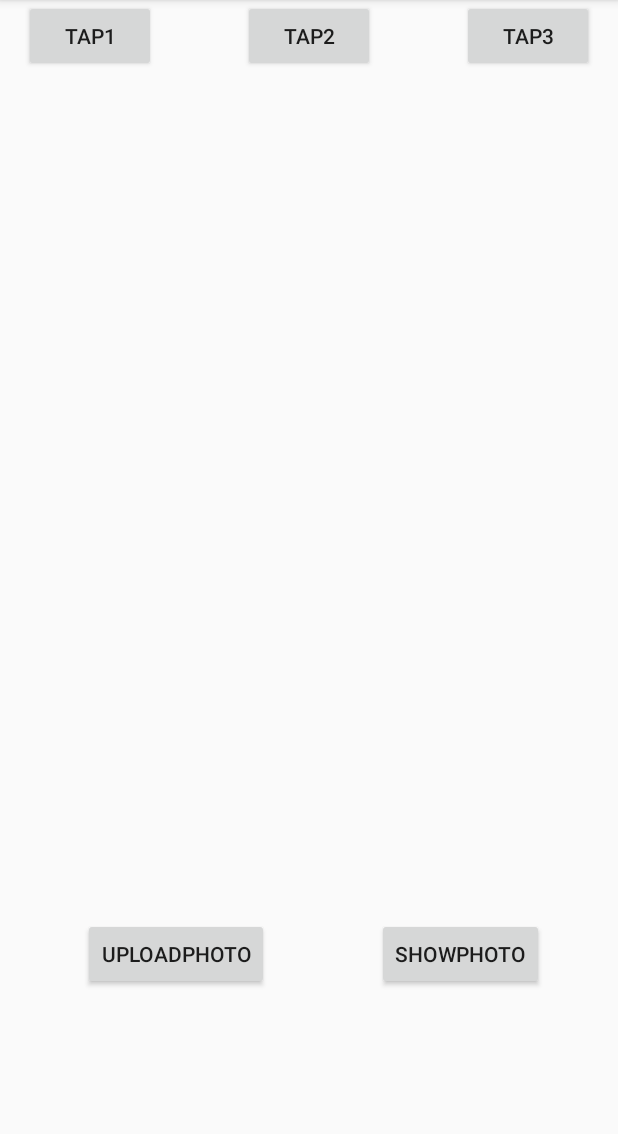
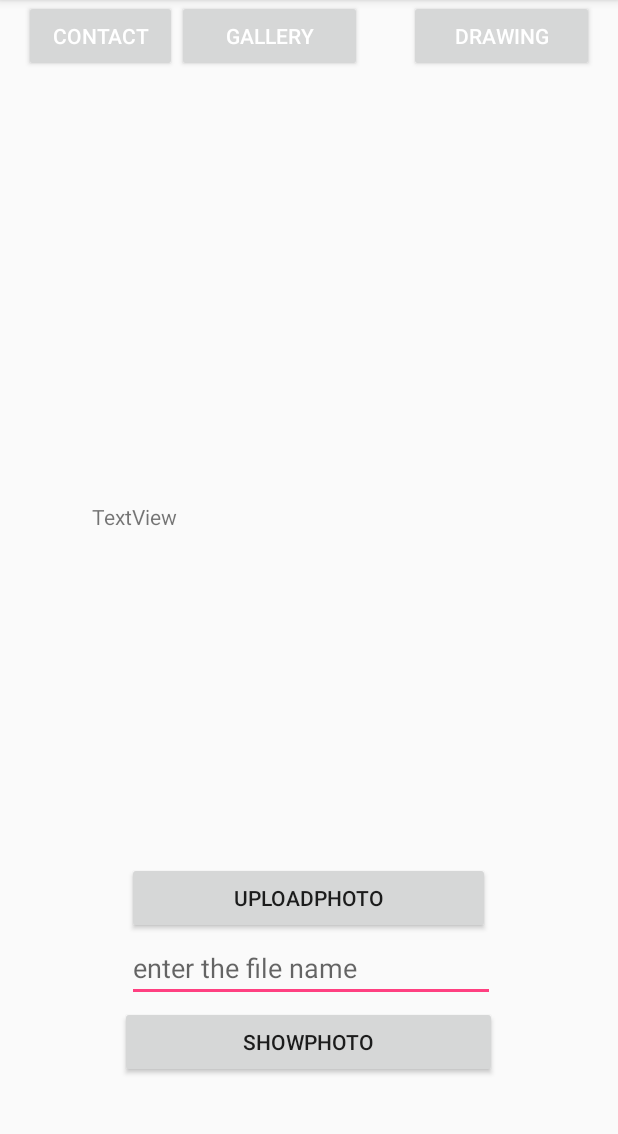
Before and after one commit to jominjimail/2018_Summer_Mad_Week2, an Android app: the tap1Activity screen opened directly, with no data from a screen before it, on a phone screen of 412 x 824 dp, the part 84-1218 px from its top. Run offline under Robolectric (Android 15) with nearby library versions, the phone set to English and light mode, and no system bars; our stand-ins replace Firebase (no records; nobody signed in at launch, a user with empty details on screens opened directly).

Commit message:
photo upload implementation completed
photo upload implementation completed

```diff
--- a/facebook_login/app/src/main/java/com/example/q/madcamp_week2/tap1Activity.java
+++ b/facebook_login/app/src/main/java/com/example/q/madcamp_week2/tap1Activity.java
@@ -10,6 +10,7 @@ import android.graphics.BitmapFactory;
 import android.net.Uri;
 import android.os.Build;
 import android.os.Bundle;
+import android.os.Environment;
 import android.provider.ContactsContract;
 import android.provider.MediaStore;
 import android.support.annotation.NonNull;
@@ -20,6 +21,7 @@ import android.view.View;
 import android.widget.AdapterView;
 import android.widget.ArrayAdapter;
 import android.widget.Button;
+import android.widget.EditText;
 import android.widget.ImageView;
 import android.widget.ListView;
 import android.widget.TextView;
@@ -34,12 +36,18 @@ import com.google.firebase.storage.StorageReference;
 import com.google.firebase.storage.UploadTask;
 
 import java.io.File;
+import java.io.FileNotFoundException;
+import java.io.FileOutputStream;
 import java.io.IOException;
 
 public class tap1Activity extends AppCompatActivity {
     ListView listView;
     TextView textView;
     ImageView imageview;
+    EditText file_path;
+    String str_filepath;
+    TextView file_path_name;
+    Uri file;
 
     private static final int GALLERY_MODE = 10;
     private static final int DOWNLOAD_FILE = 20;
@@ -66,6 +74,9 @@ public class tap1Activity extends AppCompatActivity {
         Button open_btn = (Button) findViewById(R.id.open_btn);
         Button down_btn = (Button) findViewById(R.id.download_btn);
         imageview = (ImageView) findViewById(R.id.imageView1);
+        file_path = findViewById(R.id.file_name);
+
+        file_path_name = findViewById(R.id.textView3);
 
         open_btn.setOnClickListener(new View.OnClickListener() {
             @Override
@@ -82,10 +93,13 @@ public class tap1Activity extends AppCompatActivity {
             public void onClick(View view) {
                 FirebaseStorage storage = FirebaseStorage.getInstance();
                 StorageReference storageReference = storage.getReferenceFromUrl("gs://madcampweek2-fada2.appspot.com");
+                str_filepath = file_path.getText().toString();
 
 
                 //다운로드할 파일을 가르키는 참조 만들기
-                StorageReference pathReference = storageReference.child("images/1525015328030.png");
+                StorageReference pathReference = storageReference.child("images/" + str_filepath);
+
+
 
                 //Url을 다운받기
                 pathReference.getDownloadUrl().addOnSuccessListener(new OnSuccessListener<Uri>() {
@@ -112,6 +126,32 @@ public class tap1Activity extends AppCompatActivity {
                             String filePath = localFile.getPath();
                             Bitmap bitmap = BitmapFactory.decodeFile(filePath);
                             imageview.setImageBitmap(bitmap);
+                            /*
+
+                            try{
+
+                                FileOutputStream fos = openFileOutput("/storage/emulated/0/madcamp/test.jpg",0);
+                                bitmap.compress(Bitmap.CompressFormat.JPEG,100,fos);
+
+                            }catch(Exception e){Toast.makeText(getApplicationContext(),"file error",Toast.LENGTH_SHORT).show();}
+                            */
+                            FileOutputStream out = null;
+
+
+                            try {
+
+                                out = new FileOutputStream(Environment.getExternalStorageDirectory().getPath() + "/madcamp/" + str_filepath);
+
+
+                                bitmap.compress(Bitmap.CompressFormat.JPEG, 100, out);
+
+                            } catch (FileNotFoundException e)
+
+                            {
+
+                                e.printStackTrace();
+
+                            }
 
 
                         }
@@ -158,7 +198,7 @@ public class tap1Activity extends AppCompatActivity {
 
             StorageReference storageRef = storage.getReference();
 
-            Uri file = Uri.fromFile(new File(getPath(data.getData())));
+            file = Uri.fromFile(new File(getPath(data.getData())));
             StorageReference riversRef = storageRef.child("images/" + file.getLastPathSegment());
             UploadTask uploadTask = riversRef.putFile(file);
 
@@ -167,6 +207,8 @@ public class tap1Activity extends AppCompatActivity {
                 @Override
                 public void onFailure(@NonNull Exception exception) {
                     // Handle unsuccessful uploads
+
+
                     Toast.makeText(getApplicationContext(), "업로드에 실패했습니다.", Toast.LENGTH_SHORT).show();
                 }
             }).addOnSuccessListener(new OnSuccessListener<UploadTask.TaskSnapshot>() {
@@ -174,6 +216,8 @@ public class tap1Activity extends AppCompatActivity {
                 public void onSuccess(UploadTask.TaskSnapshot taskSnapshot) {
                     // taskSnapshot.getMetadata() contains file metadata such as size, content-type, etc.
                     // ...
+                    imageview.setImageURI(file);
+                    file_path_name.setText(file.getLastPathSegment());
                     Toast.makeText(getApplicationContext(), "업로드에 성공했습니다.", Toast.LENGTH_SHORT).show();
                 }
             });
--- a/facebook_login/app/src/main/res/layout/tap1_layout.xml
+++ b/facebook_login/app/src/main/res/layout/tap1_layout.xml
@@ -8,51 +8,77 @@
 
     <Button
         android:id="@+id/act1_tap1_btn"
-        android:layout_width="wrap_content"
+        android:layout_width="102dp"
         android:layout_height="wrap_content"
+
         android:layout_alignParentStart="true"
         android:layout_alignParentTop="true"
-        android:text="tap1" />
+        android:text="contact"
+        android:textColor="#ffffff" />
 
     <Button
         android:id="@+id/act1_tap2_btn"
-        android:layout_width="wrap_content"
+
+        android:layout_width="123dp"
         android:layout_height="wrap_content"
+
         android:layout_alignParentTop="true"
-        android:layout_centerHorizontal="true"
-        android:text="tap2" />
+        android:layout_toEndOf="@+id/act1_tap1_btn"
+        android:text="gallery"
+        android:textColor="#ffffff" />
 
     <Button
         android:id="@+id/act1_tap3_btn"
-        android:layout_width="wrap_content"
+        android:layout_width="123dp"
+
         android:layout_height="wrap_content"
         android:layout_alignParentEnd="true"
         android:layout_alignParentTop="true"
-        android:text="tap3" />
+        android:text="drawing"
+        android:textColor="#ffffff" />
 
     <Button
         android:id="@+id/open_btn"
-        android:layout_width="wrap_content"
+        android:layout_width="242dp"
         android:layout_height="wrap_content"
         android:layout_alignParentBottom="true"
-        android:layout_alignParentStart="true"
-        android:layout_marginBottom="108dp"
-        android:layout_marginStart="39dp"
+        android:layout_centerHorizontal="true"
+        android:layout_marginBottom="145dp"
         android:text="UploadPhoto" />
 
     <Button
         android:id="@+id/download_btn"
-        android:layout_width="wrap_content"
+        android:layout_width="251dp"
         android:layout_height="wrap_content"
-        android:layout_alignParentEnd="true"
-        android:layout_alignTop="@+id/open_btn"
-        android:layout_marginEnd="33dp"
+
+        android:layout_alignParentBottom="true"
+        android:layout_centerHorizontal="true"
+        android:layout_marginBottom="49dp"
         android:text="showphoto" />
 
     <ImageView
         android:id="@+id/imageView1"
-        android:layout_width="206dp"
-        android:layout_height="167dp"
-        android:layout_centerInParent="true" />
+        android:layout_width="262dp"
+        android:layout_height="213dp"
+        android:layout_alignParentTop="true"
+        android:layout_centerHorizontal="true"
+        android:layout_marginTop="121dp" />
+
+    <EditText
+        android:id="@+id/file_name"
+        android:layout_width="245dp"
+        android:layout_height="wrap_content"
+        android:layout_alignStart="@+id/open_btn"
+        android:layout_below="@+id/open_btn"
+        android:layout_marginTop="-145dp"
+        android:hint="enter the file name" />
+
+    <TextView
+        android:id="@+id/textView3"
+        android:layout_width="wrap_content"
+        android:layout_height="wrap_content"
+        android:layout_alignEnd="@+id/act1_tap1_btn"
+        android:layout_below="@+id/imageView1"
+        android:text="TextView" />
 
 </RelativeLayout>
```
